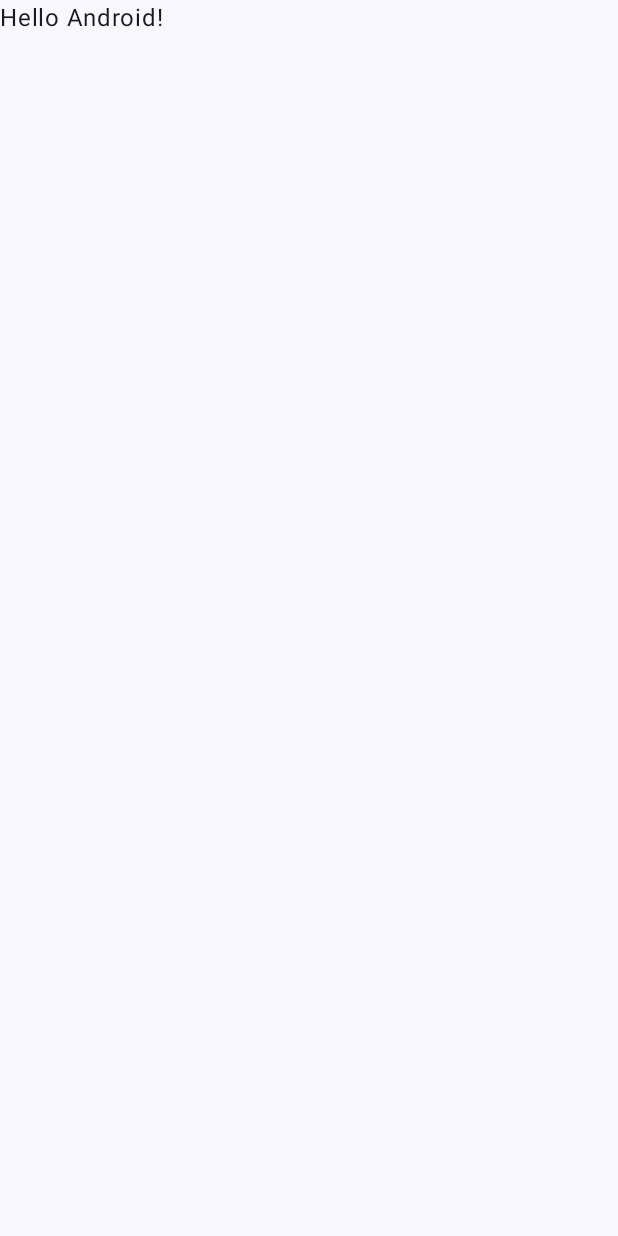
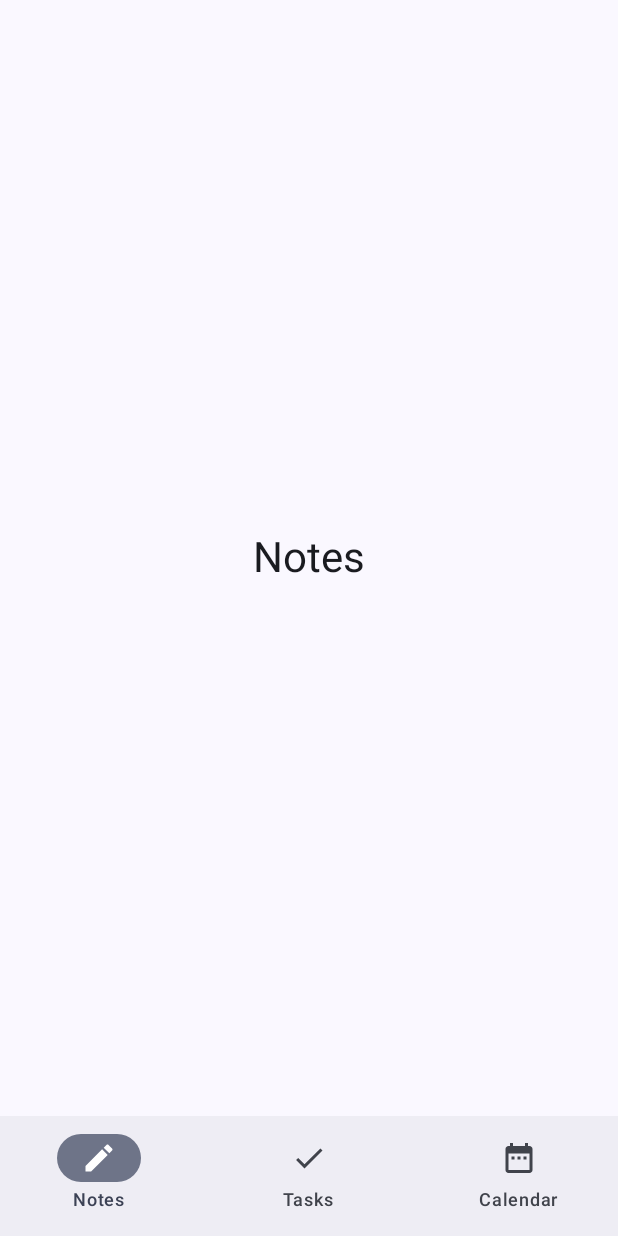
Before and after one commit to wyattnapier/501assignment5_2, an Android app built with Jetpack Compose: the screen it shows after launch (MainActivity), on a phone screen of 412 x 824 dp. Before the commit the screen is almost empty. Run offline under Robolectric (Android 15) with nearby library versions, the phone set to English and light mode, and no system bars.

```diff
--- a/app/build.gradle.kts
+++ b/app/build.gradle.kts
@@ -49,6 +49,7 @@ dependencies {
     implementation(libs.androidx.compose.ui.graphics)
     implementation(libs.androidx.compose.ui.tooling.preview)
     implementation(libs.androidx.compose.material3)
+    implementation(libs.androidx.navigation.compose)
     testImplementation(libs.junit)
     androidTestImplementation(libs.androidx.junit)
     androidTestImplementation(libs.androidx.espresso.core)
--- a/app/src/main/java/com/example/assign5_2/MainActivity.kt
+++ b/app/src/main/java/com/example/assign5_2/MainActivity.kt
@@ -4,13 +4,33 @@ import android.os.Bundle
 import androidx.activity.ComponentActivity
 import androidx.activity.compose.setContent
 import androidx.activity.enableEdgeToEdge
+import androidx.compose.foundation.layout.Arrangement
+import androidx.compose.foundation.layout.Column
 import androidx.compose.foundation.layout.fillMaxSize
 import androidx.compose.foundation.layout.padding
+import androidx.compose.material.icons.Icons
+import androidx.compose.material.icons.filled.DateRange
+import androidx.compose.material.icons.filled.Done
+import androidx.compose.material.icons.filled.Edit
+import androidx.compose.material3.Icon
+import androidx.compose.material3.MaterialTheme
+import androidx.compose.material3.NavigationBar
+import androidx.compose.material3.NavigationBarItem
 import androidx.compose.material3.Scaffold
 import androidx.compose.material3.Text
 import androidx.compose.runtime.Composable
+import androidx.compose.runtime.getValue
+import androidx.compose.ui.Alignment
 import androidx.compose.ui.Modifier
+import androidx.compose.ui.graphics.vector.ImageVector
 import androidx.compose.ui.tooling.preview.Preview
+import androidx.navigation.NavDestination.Companion.hierarchy
+import androidx.navigation.NavGraph.Companion.findStartDestination
+import androidx.navigation.NavHostController
+import androidx.navigation.compose.NavHost
+import androidx.navigation.compose.composable
+import androidx.navigation.compose.currentBackStackEntryAsState
+import androidx.navigation.compose.rememberNavController
 import com.example.assign5_2.ui.theme.Assign5_2Theme
 
 class MainActivity : ComponentActivity() {
@@ -19,14 +39,88 @@ class MainActivity : ComponentActivity() {
         enableEdgeToEdge()
         setContent {
             Assign5_2Theme {
-                Scaffold(modifier = Modifier.fillMaxSize()) { innerPadding ->
-                    Greeting(
-                        name = "Android",
-                        modifier = Modifier.padding(innerPadding)
-                    )
-                }
+                MainScreen()
             }
         }
+    }
+}
+
+sealed class Screen(val route: String, val title: String, val icon: ImageVector) {
+    data object Notes : Screen("notes", "Notes", Icons.Default.Edit)
+    data object Tasks : Screen("tasks", "Tasks", Icons.Default.Done)
+    data object Calendar : Screen("calendar", "Calendar", Icons.Default.DateRange)
+}
+
+val screens = listOf(
+    Screen.Notes,
+    Screen.Tasks,
+    Screen.Calendar
+)
+
+@Composable
+fun MainScreen() {
+    val navController = rememberNavController()
+
+    Scaffold(
+        bottomBar = { BottomNavigationBar(navController) }
+    ) { innerPadding ->
+        NavHost(
+            navController = navController,
+            startDestination = Screen.Notes.route,
+            modifier = Modifier.padding(innerPadding)
+        ) {
+            composable(Screen.Notes.route) {
+                GenericScreen(screenName = Screen.Notes.title)
+            }
+            composable(Screen.Tasks.route) {
+                GenericScreen(screenName = Screen.Tasks.title)
+            }
+            composable(Screen.Calendar.route) {
+                GenericScreen(screenName = Screen.Calendar.title)
+            }
+        }
+    }
+}
+
+@Composable
+fun BottomNavigationBar(navController: NavHostController) {
+    NavigationBar {
+        val navBackStackEntry by navController.currentBackStackEntryAsState()
+        val currentDestination = navBackStackEntry?.destination
+
+        screens.forEach { screen ->
+            NavigationBarItem(
+                icon = { Icon(screen.icon, contentDescription = null) },
+                label = { Text(screen.title) },
+                selected = currentDestination?.hierarchy?.any { it.route == screen.route } == true,
+                onClick = {
+                    // This is the core navigation logic.
+                    navController.navigate(screen.route) {
+                        // Pop up to the start destination of the graph to
+                        // avoid building up a large stack of destinations
+                        // on the back stack as users select items.
+                        popUpTo(navController.graph.findStartDestination().id) {
+                            saveState = true // Save the state of the screen you're leaving.
+                        }
+                        // Avoid multiple copies of the same destination when re-selecting the same item.
+                        launchSingleTop = true
+                        // Restore state when re-selecting a previously selected item.
+                        restoreState = true
+                    }
+                }
+            )
+        }
+    }
+}
+
+@Composable
+fun GenericScreen(screenName: String, modifier: Modifier = Modifier) {
+    Column(
+        modifier = modifier.fillMaxSize(),
+        horizontalAlignment = Alignment.CenterHorizontally,
+        verticalArrangement = Arrangement.Center
+    ) {
+        Text(text = screenName, style = MaterialTheme.typography.headlineMedium)
     }
 }
 
--- a/gradle/libs.versions.toml
+++ b/gradle/libs.versions.toml
@@ -8,6 +8,7 @@ espressoCore = "3.7.0"
 lifecycleRuntimeKtx = "2.9.4"
 activityCompose = "1.11.0"
 composeBom = "2024.09.00"
+navigationCompose = "2.9.5"
 
 [libraries]
 androidx-core-ktx = { group = "androidx.core", name = "core-ktx", version.ref = "coreKtx" }
@@ -24,6 +25,7 @@ androidx-compose-ui-tooling-preview = { group = "androidx.compose.ui", name = "u
 androidx-compose-ui-test-manifest = { group = "androidx.compose.ui", name = "ui-test-manifest" }
 androidx-compose-ui-test-junit4 = { group = "androidx.compose.ui", name = "ui-test-junit4" }
 androidx-compose-material3 = { group = "androidx.compose.material3", name = "material3" }
+androidx-navigation-compose = { group = "androidx.navigation", name = "navigation-compose", version.ref = "navigationCompose" }
 
 [plugins]
 android-application = { id = "com.android.application", version.ref = "agp" }
```
